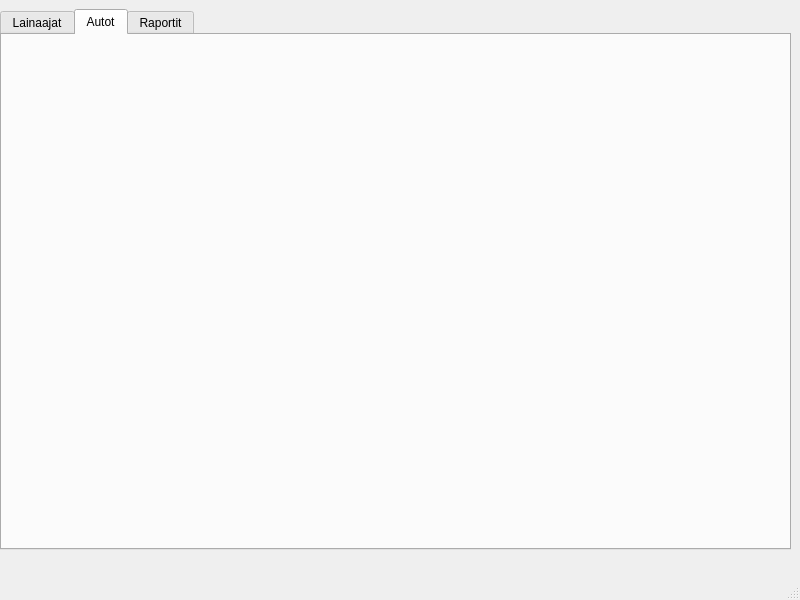
Above: administative.ui from TiViOpetus/Autolainaus before the change. Below: the same form after it.
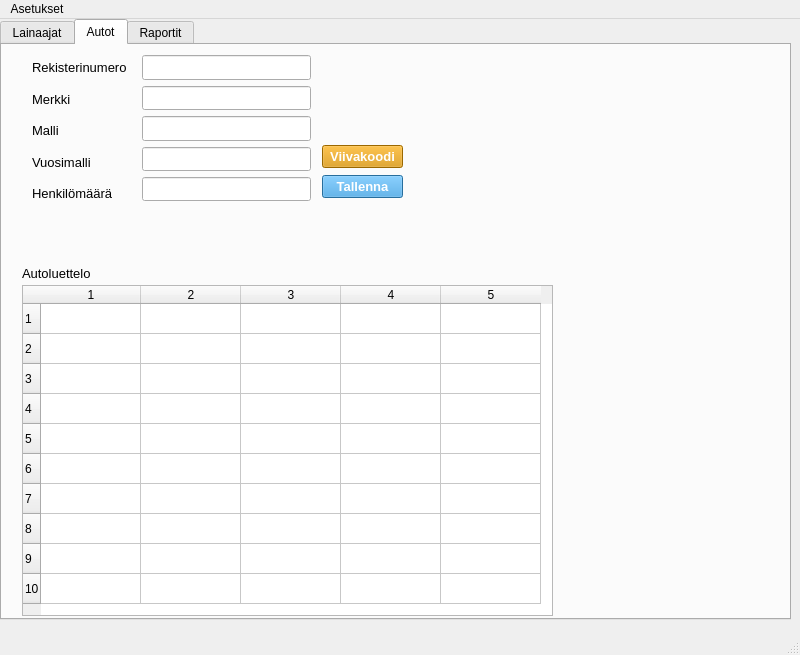
That is the form after the change. The open tabs and pages were chosen to show the change.

```diff
--- a/administative.ui
+++ b/administative.ui
@@ -7,7 +7,7 @@
     <x>0</x>
     <y>0</y>
     <width>800</width>
-    <height>600</height>
+    <height>655</height>
    </rect>
   </property>
   <property name="windowTitle">
@@ -18,11 +18,20 @@
     <property name="geometry">
      <rect>
       <x>0</x>
-      <y>9</y>
+      <y>0</y>
       <width>791</width>
-      <height>541</height>
+      <height>601</height>
      </rect>
     </property>
+    <property name="font">
+     <font>
+      <weight>50</weight>
+      <bold>false</bold>
+     </font>
+    </property>
+    <property name="locale">
+     <locale language="Finnish" country="Finland"/>
+    </property>
     <property name="currentIndex">
      <number>0</number>
     </property>
@@ -48,6 +57,263 @@
      <attribute name="title">
       <string>Autot</string>
      </attribute>
+     <widget class="QLabel" name="vehicleListLabel">
+      <property name="geometry">
+       <rect>
+        <x>20</x>
+        <y>220</y>
+        <width>71</width>
+        <height>16</height>
+       </rect>
+      </property>
+      <property name="font">
+       <font>
+        <pointsize>10</pointsize>
+        <weight>50</weight>
+        <bold>false</bold>
+       </font>
+      </property>
+      <property name="text">
+       <string>Autoluettelo</string>
+      </property>
+     </widget>
+     <widget class="QTableWidget" name="vehicleCatalogTableWidget">
+      <property name="geometry">
+       <rect>
+        <x>20</x>
+        <y>240</y>
+        <width>531</width>
+        <height>331</height>
+       </rect>
+      </property>
+      <property name="cursor" stdset="0">
+       <cursorShape>ForbiddenCursor</cursorShape>
+      </property>
+      <property name="rowCount">
+       <number>10</number>
+      </property>
+      <property name="columnCount">
+       <number>5</number>
+      </property>
+      <row/>
+      <row/>
+      <row/>
+      <row/>
+      <row/>
+      <row/>
+      <row/>
+      <row/>
+      <row/>
+      <row/>
+      <column/>
+      <column/>
+      <column/>
+      <column/>
+      <column/>
+     </widget>
+     <widget class="QPushButton" name="savePrersonPushButton_2">
+      <property name="geometry">
+       <rect>
+        <x>320</x>
+        <y>130</y>
+        <width>81</width>
+        <height>23</height>
+       </rect>
+      </property>
+      <property name="font">
+       <font>
+        <pointsize>10</pointsize>
+        <weight>75</weight>
+        <bold>true</bold>
+       </font>
+      </property>
+      <property name="cursor">
+       <cursorShape>PointingHandCursor</cursorShape>
+      </property>
+      <property name="styleSheet">
+       <string notr="true">background-color: rgb(55, 154, 220);
+color: rgb(255, 255, 255);</string>
+      </property>
+      <property name="text">
+       <string>Tallenna</string>
+      </property>
+     </widget>
+     <widget class="QPushButton" name="savePrersonPushButton_3">
+      <property name="geometry">
+       <rect>
+        <x>320</x>
+        <y>100</y>
+        <width>81</width>
+        <height>23</height>
+       </rect>
+      </property>
+      <property name="font">
+       <font>
+        <pointsize>10</pointsize>
+        <weight>75</weight>
+        <bold>true</bold>
+       </font>
+      </property>
+      <property name="cursor">
+       <cursorShape>PointingHandCursor</cursorShape>
+      </property>
+      <property name="styleSheet">
+       <string notr="true">background-color: rgb(217, 145, 0);
+color: rgb(255, 255, 255);</string>
+      </property>
+      <property name="text">
+       <string>Viivakoodi</string>
+      </property>
+     </widget>
+     <widget class="QWidget" name="">
+      <property name="geometry">
+       <rect>
+        <x>140</x>
+        <y>10</y>
+        <width>169</width>
+        <height>146</height>
+       </rect>
+      </property>
+      <layout class="QVBoxLayout" name="veachelInputsVerticalLayout">
+       <item>
+        <widget class="QLineEdit" name="numberPlateLineEdit">
+         <property name="font">
+          <font>
+           <pointsize>11</pointsize>
+           <weight>50</weight>
+           <bold>false</bold>
+          </font>
+         </property>
+        </widget>
+       </item>
+       <item>
+        <widget class="QLineEdit" name="manifacturetLineEdit">
+         <property name="font">
+          <font>
+           <pointsize>11</pointsize>
+           <weight>50</weight>
+           <bold>false</bold>
+          </font>
+         </property>
+        </widget>
+       </item>
+       <item>
+        <widget class="QLineEdit" name="modelLineEdit">
+         <property name="font">
+          <font>
+           <pointsize>11</pointsize>
+           <weight>50</weight>
+           <bold>false</bold>
+          </font>
+         </property>
+        </widget>
+       </item>
+       <item>
+        <widget class="QLineEdit" name="modelYearLineEdit">
+         <property name="font">
+          <font>
+           <pointsize>11</pointsize>
+           <weight>50</weight>
+           <bold>false</bold>
+          </font>
+         </property>
+        </widget>
+       </item>
+       <item>
+        <widget class="QLineEdit" name="capiacityLineEdit">
+         <property name="font">
+          <font>
+           <pointsize>11</pointsize>
+           <weight>50</weight>
+           <bold>false</bold>
+          </font>
+         </property>
+        </widget>
+       </item>
+      </layout>
+     </widget>
+     <widget class="QWidget" name="">
+      <property name="geometry">
+       <rect>
+        <x>30</x>
+        <y>10</y>
+        <width>108</width>
+        <height>151</height>
+       </rect>
+      </property>
+      <layout class="QVBoxLayout" name="veachleLabelVerticalLayout">
+       <item>
+        <widget class="QLabel" name="numberPlateLabel">
+         <property name="font">
+          <font>
+           <pointsize>10</pointsize>
+           <weight>50</weight>
+           <bold>false</bold>
+          </font>
+         </property>
+         <property name="text">
+          <string>Rekisterinumero</string>
+         </property>
+        </widget>
+       </item>
+       <item>
+        <widget class="QLabel" name="manifacturetLabel">
+         <property name="font">
+          <font>
+           <pointsize>10</pointsize>
+           <weight>50</weight>
+           <bold>false</bold>
+          </font>
+         </property>
+         <property name="text">
+          <string>Merkki</string>
+         </property>
+        </widget>
+       </item>
+       <item>
+        <widget class="QLabel" name="modelLabel">
+         <property name="font">
+          <font>
+           <pointsize>10</pointsize>
+           <weight>50</weight>
+           <bold>false</bold>
+          </font>
+         </property>
+         <property name="text">
+          <string>Malli</string>
+         </property>
+        </widget>
+       </item>
+       <item>
+        <widget class="QLabel" name="modelYearLabel">
+         <property name="font">
+          <font>
+           <pointsize>10</pointsize>
+           <weight>50</weight>
+           <bold>false</bold>
+          </font>
+         </property>
+         <property name="text">
+          <string>Vuosimalli</string>
+         </property>
+        </widget>
+       </item>
+       <item>
+        <widget class="QLabel" name="capiacityLabel">
+         <property name="font">
+          <font>
+           <pointsize>10</pointsize>
+           <weight>50</weight>
+           <bold>false</bold>
+          </font>
+         </property>
+         <property name="text">
+          <string>Henkilömäärä</string>
+         </property>
+        </widget>
+       </item>
+      </layout>
+     </widget>
     </widget>
     <widget class="QWidget" name="raportsTab">
      <attribute name="title">
@@ -65,6 +331,14 @@
      <height>21</height>
     </rect>
    </property>
+   <widget class="QMenu" name="menuAsetukset">
+    <property name="title">
+     <string>Asetukset</string>
+    </property>
+    <addaction name="actionMuokkaa"/>
+    <addaction name="actionTietoja_ohjelmasta"/>
+   </widget>
+   <addaction name="menuAsetukset"/>
   </widget>
   <widget class="QStatusBar" name="statusbar"/>
  </widget>
```
Left out of the diff: 469 changed lines with no effect on the pictures.
